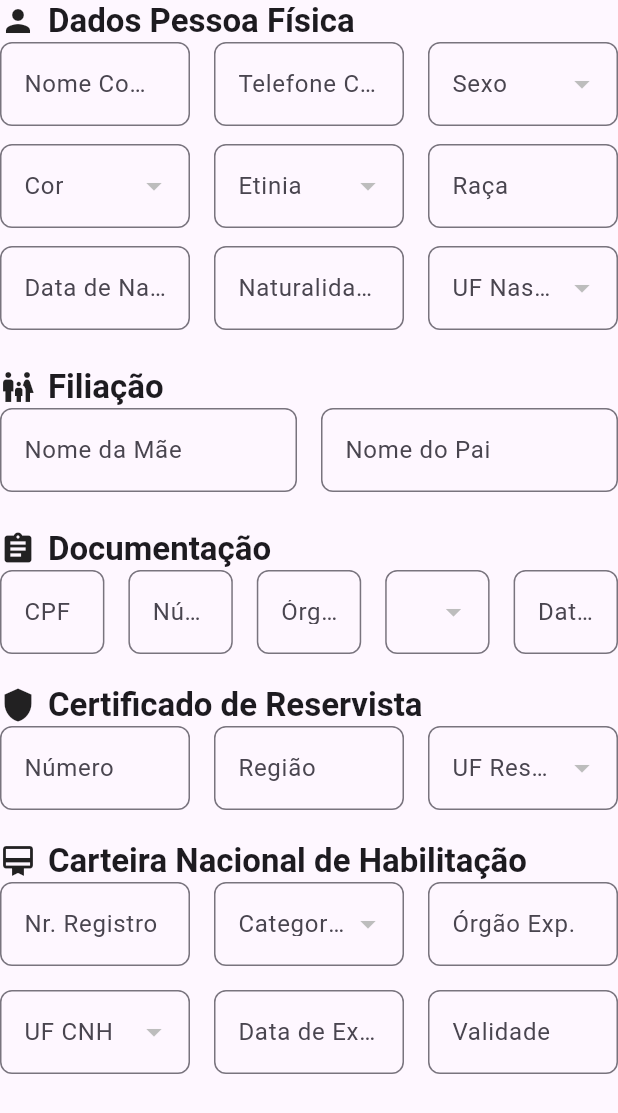
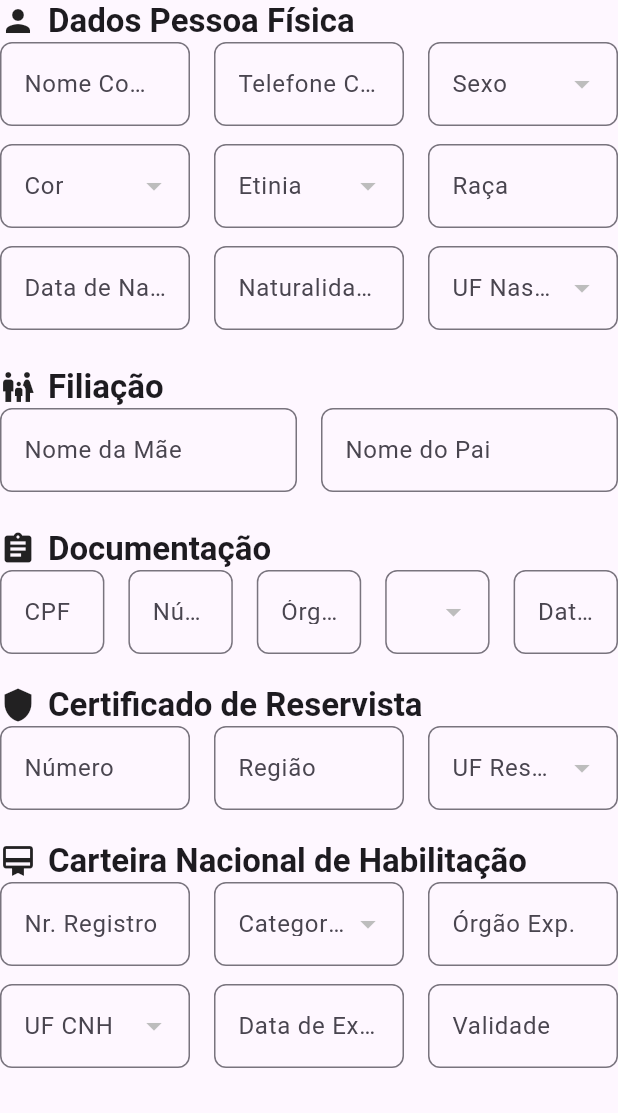
Before and after one commit to vitorag10/formul-rio, a Flutter app: the PessoaFisicaForm widget shown alone on an empty page, opened directly with empty values, on a phone screen of 412 x 824 dp. Shown: the top 1113 px of the screen. Run offline on Flutter 3.47's test engine with Material 3 defaults, Android fonts, the phone set to English and light mode, and no system bars.

Commit message:
Modifiquei o espaço entre os campos

```diff
--- a/lib/page/operador.dart
+++ b/lib/page/operador.dart
@@ -471,7 +471,7 @@ class _PessoaFisicaFormState extends State<PessoaFisicaForm> {
                 Expanded(child: CustomTextField(label: 'Órgão Exp.')),
               ],
             ),
-            SizedBox(height: 16), // Espaço entre a linha de campos e a linha abaixo
+            SizedBox(height: 12), // Espaço entre a linha de campos e a linha abaixo
             Row(
               children: [
                 Expanded(
```
